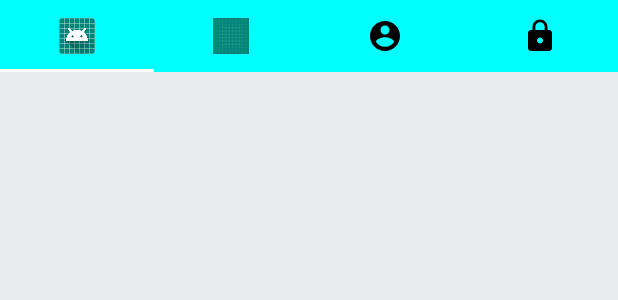
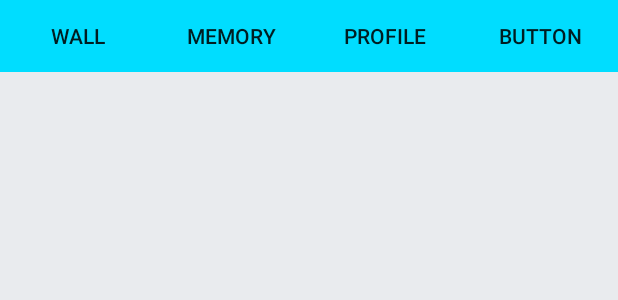
Before and after one commit to bounswe/bounswe2018group1, an Android app: the layout activity_main.xml on its own in the app's theme, with its tools: preview values and no code run, on a phone screen of 412 x 824 dp. Shown: the top 300 px of the screen. Run offline under Robolectric (Android 15) with nearby library versions, the light colour scheme and no system bars.

Commit message:
working on fragment-activity connection

```diff
--- a/android/app/src/main/res/layout/activity_main.xml
+++ b/android/app/src/main/res/layout/activity_main.xml
@@ -2,36 +2,53 @@
 <LinearLayout xmlns:android="http://schemas.android.com/apk/res/android"
     xmlns:app="http://schemas.android.com/apk/res-auto"
     xmlns:tools="http://schemas.android.com/tools"
+    android:id="@+id/mainLayout"
     android:layout_width="match_parent"
     android:layout_height="match_parent"
     android:orientation="vertical"
     tools:context=".MainActivity">
 
-    <android.support.design.widget.TabLayout
+    <LinearLayout
         android:layout_width="match_parent"
         android:layout_height="wrap_content"
-        app:tabBackground="@color/colorPrimary"
-        app:tabIndicatorColor="@android:color/transparent">
+        android:orientation="horizontal"
+        tools:background="@android:color/holo_blue_bright">
 
-        <android.support.design.widget.TabItem
+        <Button
+            android:id="@+id/tabWall"
             android:layout_width="wrap_content"
             android:layout_height="wrap_content"
-            android:icon="@mipmap/ic_launcher_round" />
+            android:layout_weight="1"
+            android:background="@android:color/holo_blue_bright"
+            android:stateListAnimator="@null"
+            android:text="Wall" />
 
-        <android.support.design.widget.TabItem
+        <Button
+            android:id="@+id/tabMemory"
             android:layout_width="wrap_content"
             android:layout_height="wrap_content"
-            android:icon="@drawable/ic_launcher_background" />
+            android:layout_weight="1"
+            android:background="@android:color/holo_blue_bright"
+            android:stateListAnimator="@null"
+            android:text="Memory" />
 
-        <android.support.design.widget.TabItem
+        <Button
+            android:id="@+id/tabProfile"
             android:layout_width="wrap_content"
             android:layout_height="wrap_content"
-            android:icon="@drawable/ic_account_circle_black_24dp" />
+            android:layout_weight="1"
+            android:background="@android:color/holo_blue_bright"
+            android:stateListAnimator="@null"
+            android:text="Profile" />
 
-        <android.support.design.widget.TabItem
+        <Button
+            android:id="@+id/button4"
             android:layout_width="wrap_content"
             android:layout_height="wrap_content"
-            android:icon="@drawable/ic_lock_black_24dp" />
-    </android.support.design.widget.TabLayout>
+            android:layout_weight="1"
+            android:background="@android:color/holo_blue_bright"
+            android:stateListAnimator="@null"
+            android:text="Button" />
+    </LinearLayout>
 
 </LinearLayout>
--- a/android/app/src/main/res/values/strings.xml
+++ b/android/app/src/main/res/values/strings.xml
@@ -1,3 +1,6 @@
 <resources>
     <string name="app_name">CMPE451</string>
+
+    <!-- TODO: Remove or change this placeholder text -->
+    <string name="hello_blank_fragment">Hello blank fragment</string>
 </resources>
```
Also changed, not shown: android/app/src/main/java/bounswe2018group1/cmpe451/MainActivity.java (+76 -0 lines), android/app/src/main/java/bounswe2018group1/cmpe451/MemoryFragment.java (added, +29 -0 lines), android/app/src/main/java/bounswe2018group1/cmpe451/ProfileFragment.java (added, +36 -0 lines), android/app/src/main/res/layout/fragment_memory.xml (added, +14 -0 lines), android/app/src/main/res/layout/fragment_profile.xml (added, +16 -0 lines).
